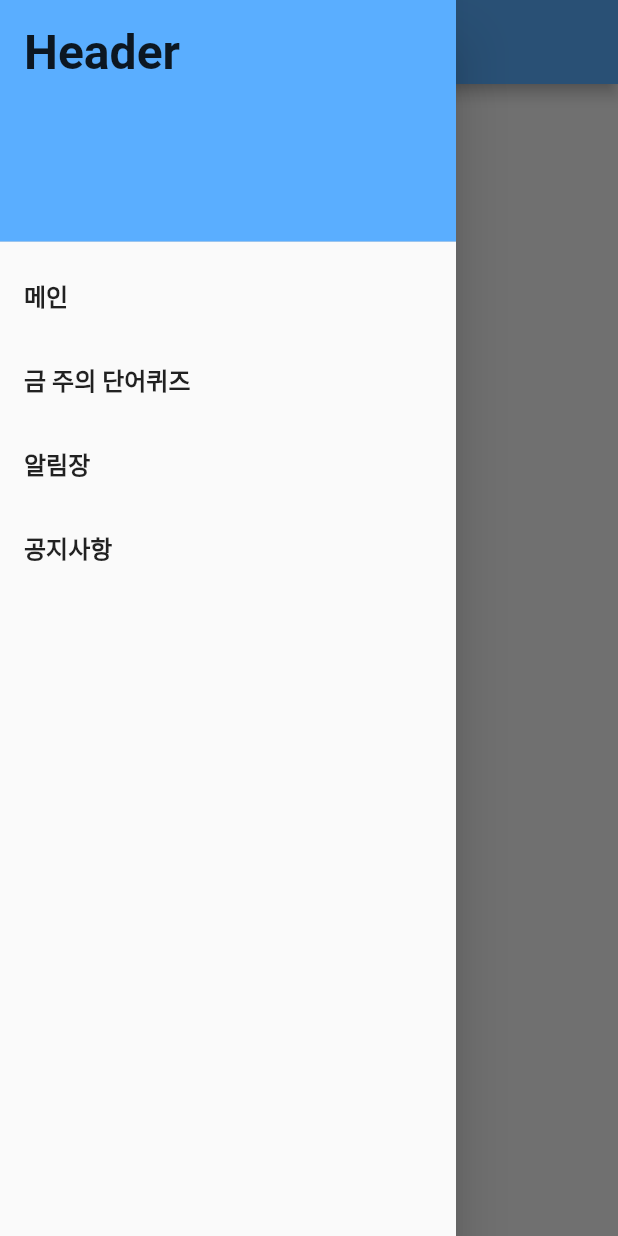
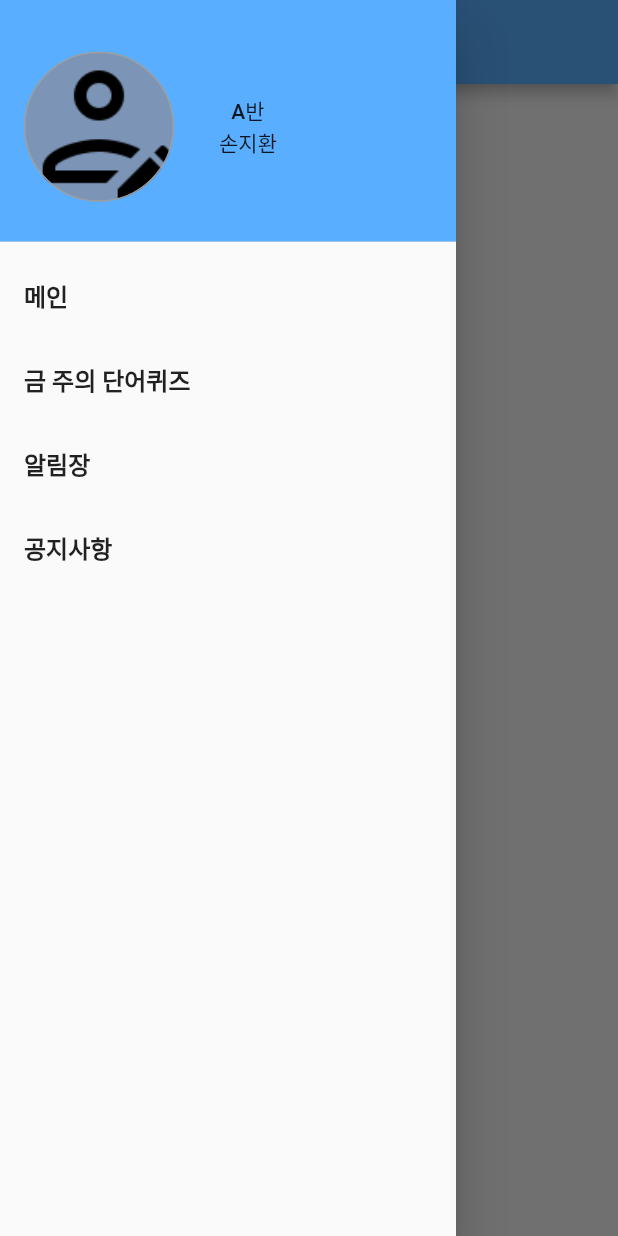
Before and after one commit to JWHAPO/exam_word, a Flutter app: the MyHomePage screen opened by its route, with the side drawer open, on a phone screen of 412 x 824 dp. Run offline on Flutter 3.47's test engine with Material 2 defaults, Android fonts, the phone set to English and light mode, and no system bars; generated files the repository leaves out were written again.

Commit message:
add contents in header

```diff
--- a/lib/main.dart
+++ b/lib/main.dart
@@ -86,7 +86,36 @@ class _MyHomePageState extends State<MyHomePage>{
             padding: EdgeInsets.zero,
             children: <Widget>[
               DrawerHeader(
-                child: Text('Header', style: TextStyle(fontSize: 32.0, fontWeight: FontWeight.bold),),
+                child: Row(
+                  children: <Widget>[
+                    Container(
+                      width: 100.0,
+                      height: 100.0,
+                      decoration: BoxDecoration(
+                        color: const Color(0xff7c94b6),
+                        image: DecorationImage(
+                          image: AssetImage('assets/img/profile.png'),
+                          fit: BoxFit.cover,
+                        ),
+                        borderRadius: BorderRadius.all(new Radius.circular(50.0)),
+                        border: Border.all(
+                          color: Colors.grey,
+                          width: 1.0,
+                        ),
+                      ),
+                    ),
+                    SizedBox(
+                      width: 30.0,
+                    ),
+                    Column(
+                      mainAxisAlignment: MainAxisAlignment.center,
+                      children: <Widget>[
+                        Text('A반'),
+                        Text('손지환'),
+                      ],
+                    )
+                  ],
+                ),
                 decoration: BoxDecoration(
                   color: Theme.of(context).accentColor
                 ),
```
Also changed, not shown: assets/img/profile.png (added).
